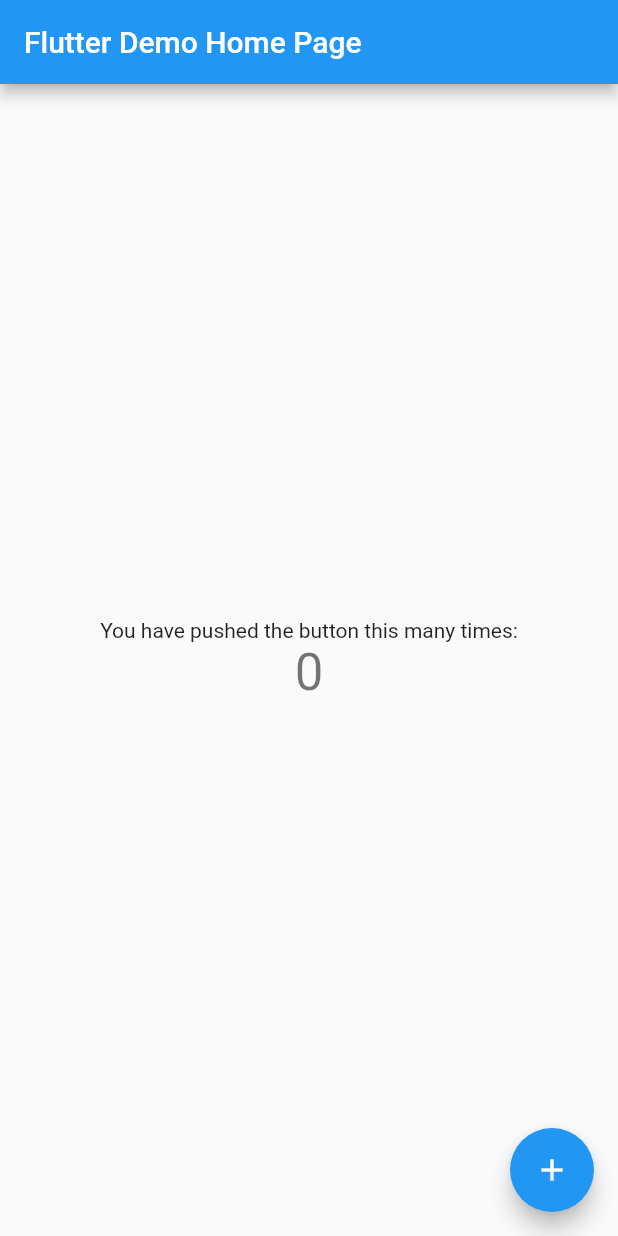
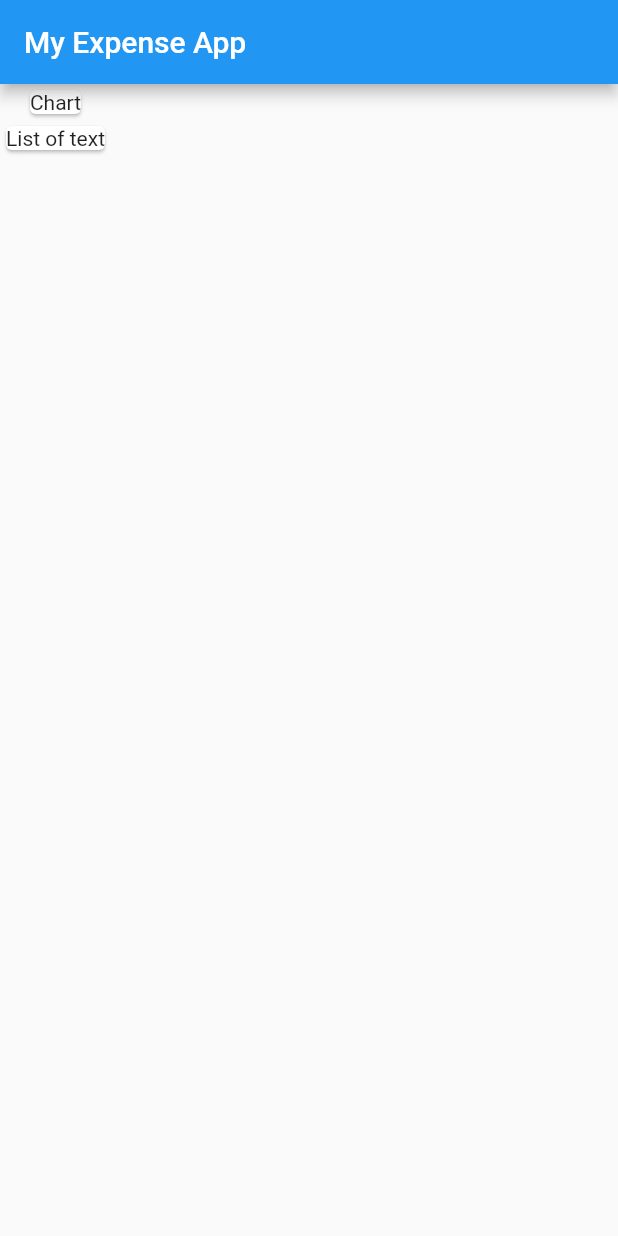
Before and after one commit to Raihan-Sharif/my_expense_app, a Flutter app: the screen it shows after launch, on a phone screen of 412 x 824 dp. Run offline on Flutter 3.47's test engine with Material 2 defaults, Android fonts, the phone set to English and light mode, and no system bars.

Commit message:
first commit

```diff
--- a/lib/main.dart
+++ b/lib/main.dart
@@ -1,115 +1,34 @@
 import 'package:flutter/material.dart';
 
 void main() {
-  runApp(const MyApp());
+  runApp(MyApp());
 }
 
 class MyApp extends StatelessWidget {
-  const MyApp({Key? key}) : super(key: key);
-
-  // This widget is the root of your application.
   @override
   Widget build(BuildContext context) {
     return MaterialApp(
-      title: 'Flutter Demo',
-      theme: ThemeData(
-        // This is the theme of your application.
-        //
-        // Try running your application with "flutter run". You'll see the
-        // application has a blue toolbar. Then, without quitting the app, try
-        // changing the primarySwatch below to Colors.green and then invoke
-        // "hot reload" (press "r" in the console where you ran "flutter run",
-        // or simply save your changes to "hot reload" in a Flutter IDE).
-        // Notice that the counter didn't reset back to zero; the application
-        // is not restarted.
-        primarySwatch: Colors.blue,
-      ),
-      home: const MyHomePage(title: 'Flutter Demo Home Page'),
+      title: "My Expense App",
+      home: MyHomePage(),
     );
   }
 }
 
-class MyHomePage extends StatefulWidget {
-  const MyHomePage({Key? key, required this.title}) : super(key: key);
-
-  // This widget is the home page of your application. It is stateful, meaning
-  // that it has a State object (defined below) that contains fields that affect
-  // how it looks.
-
-  // This class is the configuration for the state. It holds the values (in this
-  // case the title) provided by the parent (in this case the App widget) and
-  // used by the build method of the State. Fields in a Widget subclass are
-  // always marked "final".
-
-  final String title;
-
-  @override
-  State<MyHomePage> createState() => _MyHomePageState();
-}
-
-class _MyHomePageState extends State<MyHomePage> {
-  int _counter = 0;
-
-  void _incrementCounter() {
-    setState(() {
-      // This call to setState tells the Flutter framework that something has
-      // changed in this State, which causes it to rerun the build method below
-      // so that the display can reflect the updated values. If we changed
-      // _counter without calling setState(), then the build method would not be
-      // called again, and so nothing would appear to happen.
-      _counter++;
-    });
-  }
-
+class MyHomePage extends StatelessWidget {
   @override
   Widget build(BuildContext context) {
-    // This method is rerun every time setState is called, for instance as done
-    // by the _incrementCounter method above.
-    //
-    // The Flutter framework has been optimized to make rerunning build methods
-    // fast, so that you can just rebuild anything that needs updating rather
-    // than having to individually change instances of widgets.
     return Scaffold(
-      appBar: AppBar(
-        // Here we take the value from the MyHomePage object that was created by
-        // the App.build method, and use it to set our appbar title.
-        title: Text(widget.title),
+      appBar: AppBar(title: Text("My Expense App")),
+      body: Column(
+        children: <Widget>[
+          Card(
+            child: Text("Chart"),
+          ),
+          Card(
+            child: Text("List of text"),
+          )
+        ],
       ),
-      body: Center(
-        // Center is a layout widget. It takes a single child and positions it
-        // in the middle of the parent.
-        child: Column(
-          // Column is also a layout widget. It takes a list of children and
-          // arranges them vertically. By default, it sizes itself to fit its
-          // children horizontally, and tries to be as tall as its parent.
-          //
-          // Invoke "debug painting" (press "p" in the console, choose the
-          // "Toggle Debug Paint" action from the Flutter Inspector in Android
-          // Studio, or the "Toggle Debug Paint" command in Visual Studio Code)
-          // to see the wireframe for each widget.
-          //
-          // Column has various properties to control how it sizes itself and
-          // how it positions its children. Here we use mainAxisAlignment to
-          // center the children vertically; the main axis here is the vertical
-          // axis because Columns are vertical (the cross axis would be
-          // horizontal).
-          mainAxisAlignment: MainAxisAlignment.center,
-          children: <Widget>[
-            const Text(
-              'You have pushed the button this many times:',
-            ),
-            Text(
-              '$_counter',
-              style: Theme.of(context).textTheme.headline4,
-            ),
-          ],
-        ),
-      ),
-      floatingActionButton: FloatingActionButton(
-        onPressed: _incrementCounter,
-        tooltip: 'Increment',
-        child: const Icon(Icons.add),
-      ), // This trailing comma makes auto-formatting nicer for build methods.
     );
   }
 }
```
Also changed, not shown: flutter_01.png (added), 1 other file.
